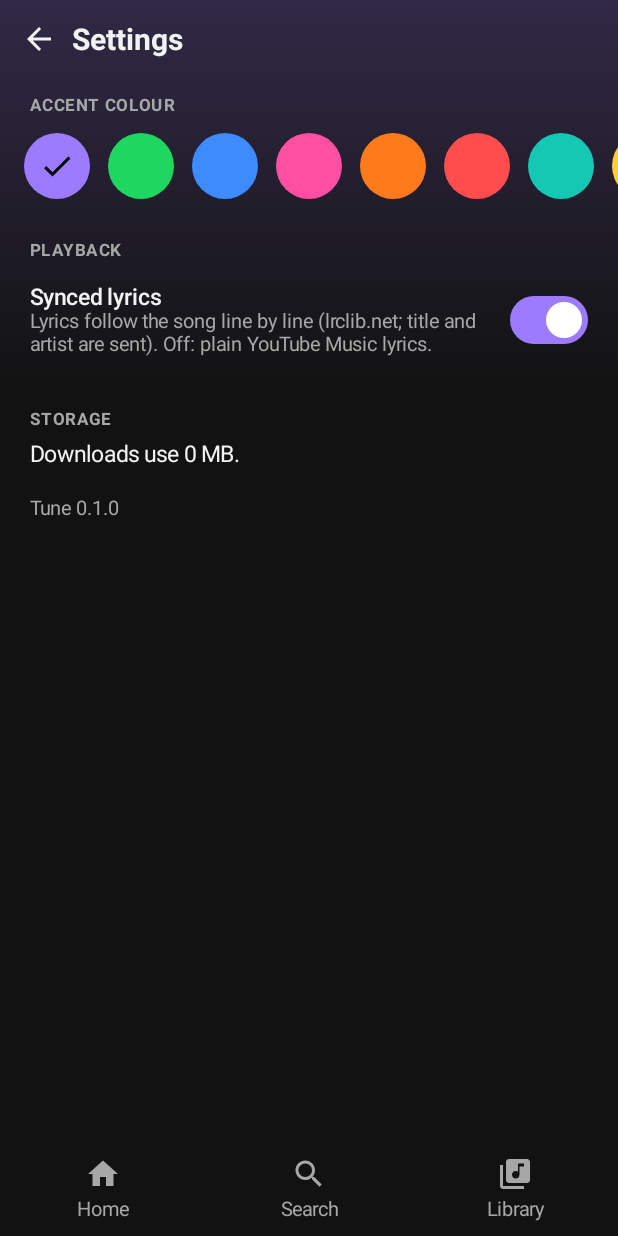
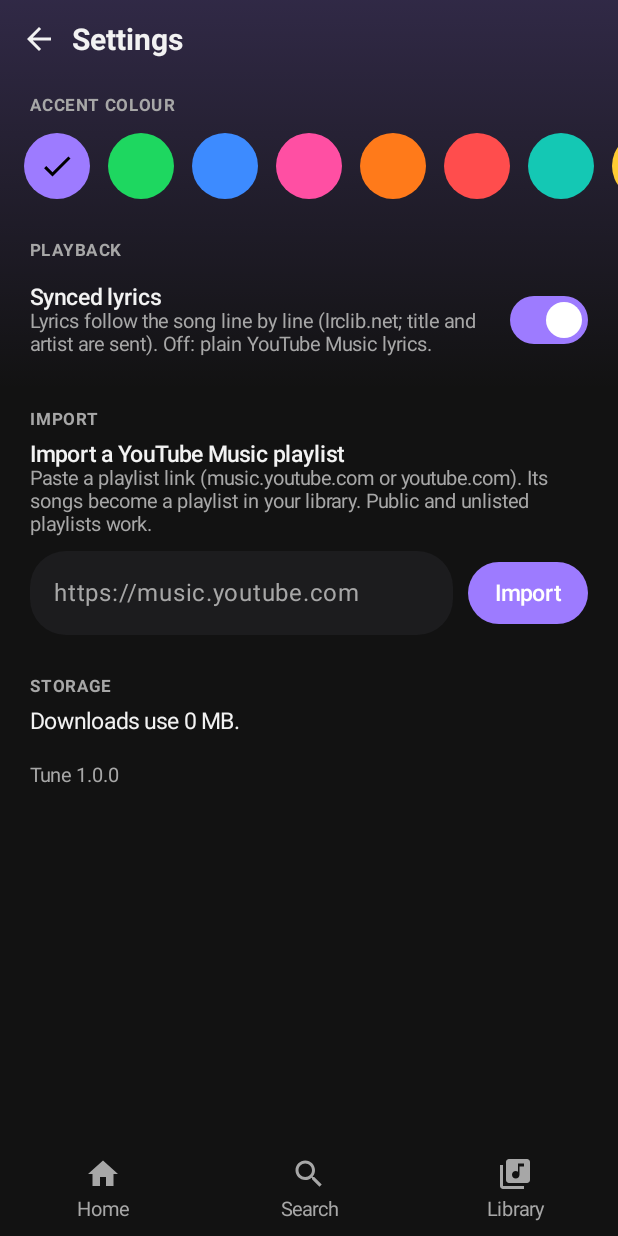
Before and after one commit to ditikrimal/tune-music, an Android app built with Jetpack Compose: the SettingsScreen screen opened through its navigation route, on a phone screen of 412 x 824 dp. Run offline under Robolectric (Android 15) with nearby library versions, the phone set to English and light mode, and no system bars; libraries missing offline, so code that uses them is left out: org.schabi.newpipe; pictures from the network do not load; 3 statements that could not run were skipped.

Commit message:
Release 1.0.0: release signing (key outside repo), thin-bar Windows-style logo, playlist importer
Co-Authored-By: Claude Opus 5.5 <noreply@anthropic.com>

```diff
--- a/app/src/main/java/app/tune/MainActivity.kt
+++ b/app/src/main/java/app/tune/MainActivity.kt
@@ -67,7 +67,7 @@ import app.tune.ui.TuneTheme
 import app.tune.ui.Type
 import kotlinx.coroutines.delay
 
-object BuildConfigLite { const val VERSION = "0.1.0" }
+object BuildConfigLite { const val VERSION = "1.0.0" }
 
 class MainActivity : ComponentActivity() {
     private val askNotifications = registerForActivityResult(ActivityResultContracts.RequestPermission()) { }
--- a/app/src/main/java/app/tune/data/Downloads.kt
+++ b/app/src/main/java/app/tune/data/Downloads.kt
@@ -93,7 +93,7 @@ class Downloads(context: Context, private val lib: Library, private val streams:
             try {
                 download(next)
             } catch (e: Exception) {
-                Log.w("Tune", "Download failed for ${next.videoId}", e)
+                Log.w("Tune", "Download failed for ${next.videoId}: $e")
                 synchronized(queue) { queue.remove(next); queue.add(next) } // try the others first
                 streams.invalidate(next.videoId)
                 kotlinx.coroutines.delay(5_000)
--- a/app/src/main/java/app/tune/data/YtMusic.kt
+++ b/app/src/main/java/app/tune/data/YtMusic.kt
@@ -369,7 +369,7 @@ class YtMusic(private val client: InnerTube) {
         val (c, first) = Parsers.playlist(client.post("browse", JSONObject().put("browseId", browseId)))
         val tracks = c.tracks.toMutableList()
         var token = first
-        repeat(4) {
+        repeat(12) { // ~1300 songs: enough to import big playlists
             val t = token ?: return c.copy(tracks = tracks)
             val more = runCatching { Parsers.playlistContinuation(client.post("browse", JSONObject().put("continuation", t))) }.getOrNull()
                 ?: return c.copy(tracks = tracks)
--- a/app/src/main/java/app/tune/ui/Screens.kt
+++ b/app/src/main/java/app/tune/ui/Screens.kt
@@ -51,6 +51,7 @@ import androidx.compose.ui.unit.dp
 import androidx.compose.ui.unit.sp
 import androidx.lifecycle.viewmodel.compose.viewModel
 import app.tune.data.Card
+import app.tune.data.PlaylistLinks
 import app.tune.data.CardKind
 import app.tune.BuildConfigLite
 import app.tune.data.Collection
@@ -449,6 +450,7 @@ fun SettingsScreen(accent: Color, onAccent: (Color) -> Unit) {
                     colors = SwitchDefaults.colors(checkedTrackColor = c.accent, checkedThumbColor = c.onAccent))
             }
         }
+        item { ImportSection() }
         item {
             val dv by app.graph.downloads.version.collectAsState()
             val bytes = remember(dv) { app.graph.downloads.downloadedBytes() }
@@ -458,3 +460,55 @@ fun SettingsScreen(accent: Color, onAccent: (Color) -> Unit) {
         }
     }
 }
+
+/** Settings > Import: paste a YouTube Music playlist link; its songs become a playlist in the library. */
+@Composable
+private fun ImportSection() {
+    val app = LocalApp.current
+    val c = LocalTune.current
+    val scope = rememberCoroutineScope()
+    var link by rememberSaveable { mutableStateOf("") }
+    var status by remember { mutableStateOf<String?>(null) }
+    var busy by remember { mutableStateOf(false) }
+    fun import() {
+        val id = PlaylistLinks.parse(link)
+        if (id == null) { status = "That doesn\u2019t look like a playlist link. It should contain list=\u2026"; return }
+        busy = true; status = "Importing\u2026"
+        scope.launch {
+            val result = kotlinx.coroutines.withContext(kotlinx.coroutines.Dispatchers.IO) { runCatching { app.graph.yt.playlist(id) } }
+            busy = false
+            val col = result.getOrNull()
+            status = when {
+                col == null -> "Couldn\u2019t import \u2014 check the link and your connection."
+                col.tracks.isEmpty() -> "That playlist is empty or private (only public and unlisted playlists can be imported)."
+                else -> {
+                    val pid = app.graph.library.createPlaylist(col.title)
+                    app.graph.library.addManyToPlaylist(pid, col.tracks)
+                    link = ""
+                    app.graph.toast("Imported ${col.title}")
+                    "Imported ${col.tracks.size} songs into \u201c${col.title}\u201d."
+                }
+            }
+        }
+    }
+    Column(Modifier.padding(horizontal = 20.dp)) {
+        Text("IMPORT", style = Type.label, color = c.subtle, modifier = Modifier.padding(top = 28.dp, bottom = 8.dp))
+        Text("Import a YouTube Music playlist", style = Type.bodyStrong, color = c.text)
+        Text("Paste a playlist link (music.youtube.com or youtube.com). Its songs become a playlist in your library. Public and unlisted playlists work.",
+            style = Type.caption, color = c.subtle, modifier = Modifier.padding(bottom = 10.dp))
+        Row(verticalAlignment = Alignment.CenterVertically) {
+            OutlinedTextField(link, { link = it }, singleLine = true, modifier = Modifier.weight(1f),
+                placeholder = { Text("https://music.youtube.com/playlist?list=\u2026", color = c.subtle, maxLines = 1) },
+                shape = RoundedCornerShape(24.dp),
+                keyboardOptions = KeyboardOptions(imeAction = ImeAction.Go),
+                keyboardActions = KeyboardActions(onGo = { if (!busy) import() }),
+                colors = OutlinedTextFieldDefaults.colors(focusedBorderColor = c.accent, unfocusedBorderColor = Color.Transparent,
+                    unfocusedContainerColor = c.card, focusedContainerColor = c.card, cursorColor = c.accent))
+            Box(Modifier.padding(start = 10.dp).clip(RoundedCornerShape(22.dp)).background(if (busy) c.track else c.accent)
+                .clickable(enabled = !busy) { import() }.padding(horizontal = 18.dp, vertical = 12.dp)) {
+                Text("Import", style = Type.bodyStrong, color = if (busy) c.subtle else c.onAccent)
+            }
+        }
+        status?.let { Text(it, style = Type.caption, color = c.subtle, modifier = Modifier.padding(top = 10.dp)) }
+    }
+}
--- a/app/src/main/res/drawable/ic_launcher_background.xml
+++ b/app/src/main/res/drawable/ic_launcher_background.xml
@@ -1,4 +1,4 @@
 <?xml version="1.0" encoding="utf-8"?>
 <shape xmlns:android="http://schemas.android.com/apk/res/android" android:shape="rectangle">
-    <gradient android:angle="135" android:startColor="#FF1E1A2E" android:endColor="#FF121212" />
+    <gradient android:angle="270" android:startColor="#FF26262B" android:endColor="#FF141416" />
 </shape>
--- a/app/src/main/res/drawable/ic_notification.xml
+++ b/app/src/main/res/drawable/ic_notification.xml
@@ -1,7 +1,5 @@
 <?xml version="1.0" encoding="utf-8"?>
 <vector xmlns:android="http://schemas.android.com/apk/res/android"
-    android:width="24dp" android:height="24dp" android:viewportWidth="108" android:viewportHeight="108">
-    <group android:scaleX="1.6" android:scaleY="1.6" android:pivotX="54" android:pivotY="54">
-        <path android:fillColor="#FFFFFFFF" android:pathData="M33,48h4v12h-4zM41,40h4v28h-4zM49,32h4v44h-4zM57,38h4v32h-4zM65,44h4v20h-4zM73,49h4v10h-4z" />
-    </group>
+    android:width="24dp" android:height="24dp" android:viewportWidth="24" android:viewportHeight="24">
+    <path android:fillColor="#FFFFFFFF" android:pathData="M2.83,9.07h0.00a1.10,1.10 0,0 1,1.10,1.10v2.75a1.10,1.10 0,0 1,-1.10,1.10h-0.00a1.10,1.10 0,0 1,-1.10,-1.10v-2.75a1.10,1.10 0,0 1,1.10,-1.10zM6.50,5.40h0.00a1.10,1.10 0,0 1,1.10,1.10v10.08a1.10,1.10 0,0 1,-1.10,1.10h-0.00a1.10,1.10 0,0 1,-1.10,-1.10v-10.08a1.10,1.10 0,0 1,1.10,-1.10zM10.17,2.65h0.00a1.10,1.10 0,0 1,1.10,1.10v16.50a1.10,1.10 0,0 1,-1.10,1.10h-0.00a1.10,1.10 0,0 1,-1.10,-1.10v-16.50a1.10,1.10 0,0 1,1.10,-1.10zM13.83,7.23h0.00a1.10,1.10 0,0 1,1.10,1.10v6.42a1.10,1.10 0,0 1,-1.10,1.10h-0.00a1.10,1.10 0,0 1,-1.10,-1.10v-6.42a1.10,1.10 0,0 1,1.10,-1.10zM17.50,4.48h0.00a1.10,1.10 0,0 1,1.10,1.10v11.92a1.10,1.10 0,0 1,-1.10,1.10h-0.00a1.10,1.10 0,0 1,-1.10,-1.10v-11.92a1.10,1.10 0,0 1,1.10,-1.10zM21.17,9.07h0.00a1.10,1.10 0,0 1,1.10,1.10v2.75a1.10,1.10 0,0 1,-1.10,1.10h-0.00a1.10,1.10 0,0 1,-1.10,-1.10v-2.75a1.10,1.10 0,0 1,1.10,-1.10z" />
 </vector>
```
Also changed, not shown: app/build.gradle.kts (+22 -3 lines), app/src/main/java/app/tune/data/Library.kt (+17 -0 lines), app/src/main/java/app/tune/data/Models.kt (+12 -0 lines), app/src/main/res/drawable/ic_launcher_foreground.xml (+2 -7 lines), 1 other file.
